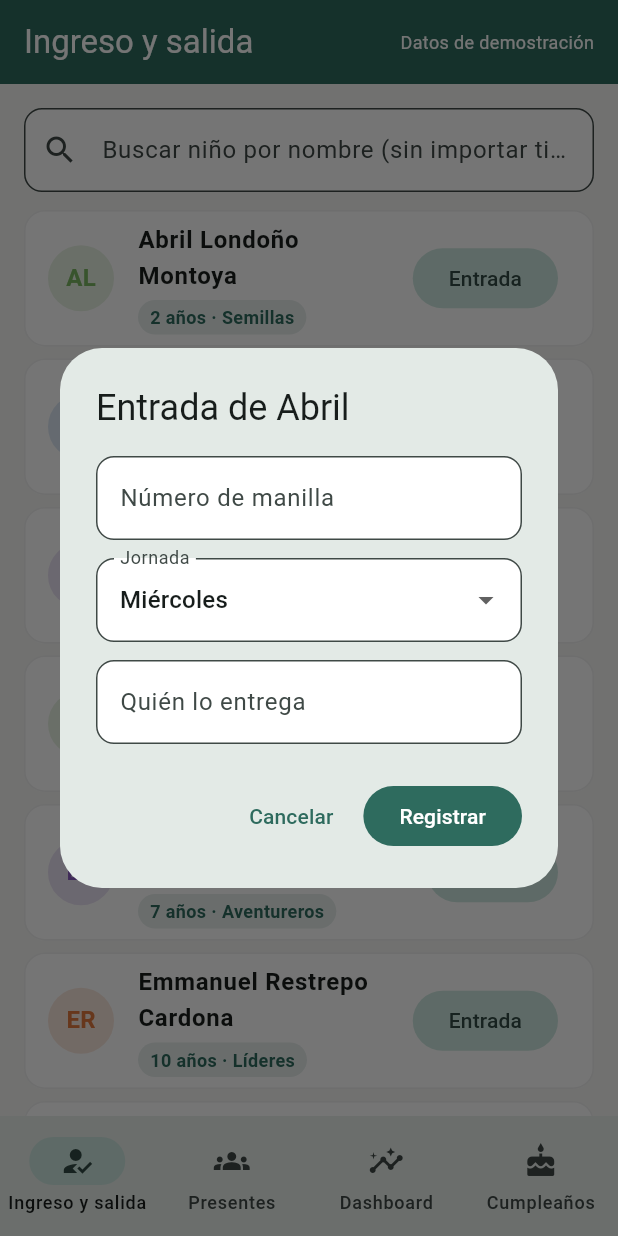
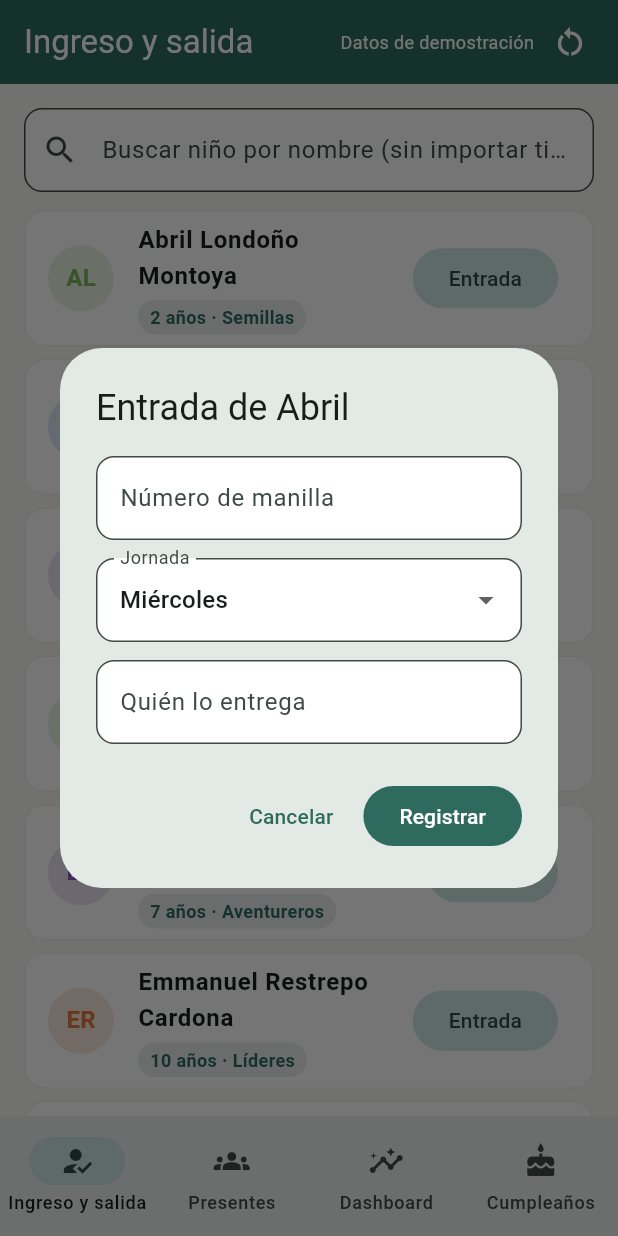
Before and after one commit to geregius/control-asistencia-infantil, a Flutter app: the screen it shows after launch, after a tap on "Entrada", on a phone screen of 412 x 824 dp. Run offline on Flutter 3.47's test engine with Material 3 defaults, Android fonts, the phone set to English and light mode, and no system bars; our stand-ins replace shared_preferences.

Commit message:
La demo guarda los datos y tiene botón para reiniciarla

```diff
--- a/lib/main.dart
+++ b/lib/main.dart
@@ -1,15 +1,18 @@
 import 'package:flutter/material.dart';
+import 'package:shared_preferences/shared_preferences.dart';
 
-import 'data/datos_demo.dart';
-import 'data/repositorio_en_memoria.dart';
+import 'data/almacen_local.dart';
+import 'data/repositorio_persistente.dart';
 import 'ui/app.dart';
 
-/// Punto de entrada de la demo: la app corre con datos ficticios en
-/// memoria. La versión en producción inyecta aquí un repositorio sobre
-/// Firestore; el resto del código es el mismo.
-void main() {
-  final datos = DatosDemo.generar(DateTime.now());
-  runApp(AsistenciaApp(
-    repositorio: RepositorioEnMemoria(ninos: datos.ninos, registros: datos.registros),
-  ));
+/// Punto de entrada de la demo: datos ficticios que se guardan en el
+/// navegador, así que sobreviven a una recarga. La versión en producción
+/// inyecta aquí un repositorio sobre Firestore; el resto del código es el
+/// mismo.
+Future<void> main() async {
+  WidgetsFlutterBinding.ensureInitialized();
+  final repositorio = await RepositorioPersistente.abrir(
+    almacen: AlmacenPreferencias(SharedPreferencesAsync()),
+  );
+  runApp(AsistenciaApp(repositorio: repositorio, alReiniciar: repositorio.reiniciar));
 }
--- a/lib/ui/app.dart
+++ b/lib/ui/app.dart
@@ -8,9 +8,13 @@ import 'pantalla_presentes.dart';
 import 'tema.dart';
 
 class AsistenciaApp extends StatelessWidget {
-  const AsistenciaApp({super.key, required this.repositorio});
+  const AsistenciaApp({super.key, required this.repositorio, this.alReiniciar});
 
   final RepositorioAsistencia repositorio;
+
+  /// Si se da, la barra superior muestra un botón para volver a los datos
+  /// de demostración del día.
+  final Future<void> Function()? alReiniciar;
 
   @override
   Widget build(BuildContext context) {
@@ -18,15 +22,16 @@ class AsistenciaApp extends StatelessWidget {
       title: 'Asistencia Infantil',
       debugShowCheckedModeBanner: false,
       theme: temaApp(),
-      home: _Inicio(repositorio: repositorio),
+      home: _Inicio(repositorio: repositorio, alReiniciar: alReiniciar),
     );
   }
 }
 
 class _Inicio extends StatefulWidget {
-  const _Inicio({required this.repositorio});
+  const _Inicio({required this.repositorio, this.alReiniciar});
 
   final RepositorioAsistencia repositorio;
+  final Future<void> Function()? alReiniciar;
 
   @override
   State<_Inicio> createState() => _InicioState();
@@ -54,11 +59,15 @@ class _InicioState extends State<_Inicio> {
     return Scaffold(
       appBar: AppBar(
         title: Text(_secciones[_indice].titulo),
-        actions: const [
-          Padding(
-            padding: EdgeInsets.only(right: 16),
-            child: Center(child: Text('Datos de demostración', style: TextStyle(fontSize: 12))),
-          ),
+        actions: [
+          const Center(child: Text('Datos de demostración', style: TextStyle(fontSize: 12))),
+          if (widget.alReiniciar != null)
+            IconButton(
+              tooltip: 'Reiniciar demo',
+              icon: const Icon(Icons.restart_alt),
+              onPressed: _confirmarReinicio,
+            ),
+          const SizedBox(width: 8),
         ],
       ),
       body: IndexedStack(index: _indice, children: pantallas),
@@ -71,4 +80,22 @@ class _InicioState extends State<_Inicio> {
       ),
     );
   }
+
+  Future<void> _confirmarReinicio() async {
+    final confirmado = await showDialog<bool>(
+      context: context,
+      builder: (context) => AlertDialog(
+        title: const Text('¿Reiniciar la demo?'),
+        content: const Text('Se borran los movimientos que registraste y vuelven los datos ficticios del día.'),
+        actions: [
+          TextButton(onPressed: () => Navigator.pop(context, false), child: const Text('Cancelar')),
+          FilledButton(onPressed: () => Navigator.pop(context, true), child: const Text('Reiniciar')),
+        ],
+      ),
+    );
+    if (confirmado != true || !mounted) return;
+    final mensajero = ScaffoldMessenger.of(context);
+    await widget.alReiniciar!();
+    mensajero.showSnackBar(const SnackBar(content: Text('Demo reiniciada.')));
+  }
 }
```
